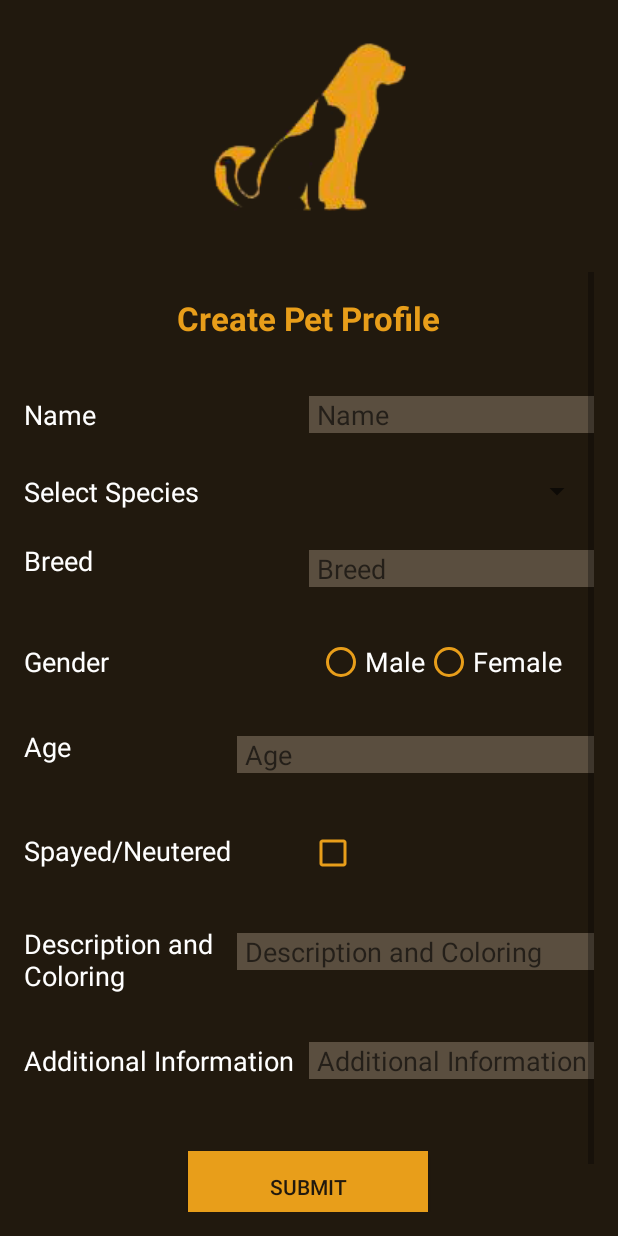
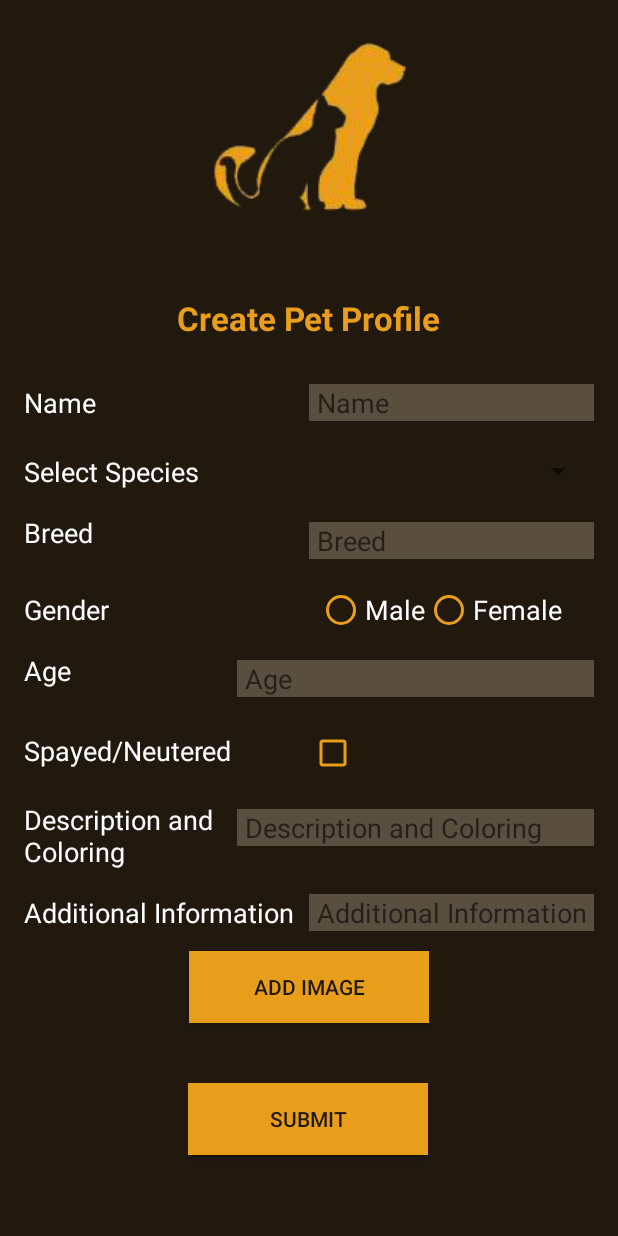
Before and after one commit to pbrooker/PetShout, an Android app: the layout fragment_create_pet_profile.xml on its own in the app's theme, with its tools: preview values and no code run, on a phone screen of 412 x 824 dp. Run offline under Robolectric (Android 15) with nearby library versions, the phone set to English and light mode, and no system bars.

Commit message:
added add image buttons

```diff
--- a/app/src/main/res/layout/fragment_create_pet_profile.xml
+++ b/app/src/main/res/layout/fragment_create_pet_profile.xml
@@ -45,8 +45,8 @@
                 android:layout_width="match_parent"
                 android:layout_height="match_parent"
                 android:gravity="center_vertical"
-                android:layout_marginTop="16dp"
-                android:layout_marginBottom="16dp"
+                android:layout_marginTop="8dp"
+                android:layout_marginBottom="8dp"
             >
 
                 <TextView
@@ -71,13 +71,14 @@
                     </TableRow>
 
 
-                    <TableRow android:layout_marginTop="5dp"
-                              android:layout_marginBottom="5dp"
+                    <TableRow android:layout_marginTop="8dp"
+                              android:layout_marginBottom="8dp"
                     >
 
                         <TextView
                             android:layout_width="match_parent"
                             android:layout_height="wrap_content"
+                            android:layout_weight="1"
                             android:textAppearance="?android:attr/textAppearanceMedium"
                             android:text="@string/select_species_title"
                             android:textColor="#ffffff"
@@ -87,6 +88,7 @@
                         <Spinner
                             android:layout_width="0dp"
                             android:layout_height="wrap_content"
+                            android:layout_weight="1"
                             android:id="@+id/species_spinner"
                             android:paddingLeft="5dp"
                         />
@@ -96,8 +98,8 @@
 
             <TableRow
                 android:layout_width="match_parent"
-                android:layout_marginTop="16dp"
-                android:layout_marginBottom="16dp"
+                android:layout_marginTop="8dp"
+                android:layout_marginBottom="8dp"
             >
 
                 <TextView
@@ -122,8 +124,8 @@
 
             <TableRow
                 android:layout_width="match_parent"
-                android:layout_marginTop="16dp"
-                android:layout_marginBottom="16dp"
+                android:layout_marginTop="8dp"
+                android:layout_marginBottom="8dp"
             >
 
                 <TextView
@@ -171,8 +173,8 @@
 
             <TableRow
                 android:layout_width="match_parent"
-                android:layout_marginTop="16dp"
-                android:layout_marginBottom="16dp"
+                android:layout_marginTop="8dp"
+                android:layout_marginBottom="8dp"
             >
 
                 <TextView
@@ -192,8 +194,8 @@
 
             </TableRow>
 
-            <TableRow android:layout_marginTop="16dp"
-                      android:layout_marginBottom="16dp"
+            <TableRow android:layout_marginTop="8dp"
+                      android:layout_marginBottom="8dp"
             >
 
                 <TextView
@@ -218,8 +220,8 @@
 
             <TableRow
                 android:layout_width="match_parent"
-                android:layout_marginTop="16dp"
-                android:layout_marginBottom="16dp"
+                android:layout_marginTop="8dp"
+                android:layout_marginBottom="8dp"
             >
 
                 <TextView
@@ -243,8 +245,8 @@
 
             <TableRow
                 android:layout_width="match_parent"
-                android:layout_marginTop="16dp"
-                android:layout_marginBottom="16dp"
+                android:layout_marginTop="8dp"
+                android:layout_marginBottom="8dp"
             >
 
                 <TextView
@@ -271,9 +273,24 @@
 
             </TableRow>
 
+            <TableRow android:gravity="center"
+                      android:layout_marginTop="5dp"
+                      android:layout_marginBottom="5dp"
+                >
+
+                <Button
+                    style="@style/ActionButton"
+                    android:text="@string/image_button_text"
+                    android:id="@+id/image_button"
+                    android:layout_gravity="center_horizontal"
+                    android:layout_span="2"
+                    />
+
+            </TableRow>
+
             <TableRow android:gravity="center_horizontal"
-                      android:layout_marginTop="16dp"
-                      android:layout_marginBottom="16dp"
+                      android:layout_marginTop="8dp"
+                      android:layout_marginBottom="8dp"
             >
 
                 <LinearLayout
```
Also changed, not shown: app/src/main/res/layout/fragment_claim_lost_pet.xml (+12 -11 lines), app/src/main/res/layout/fragment_create_lost_pet_post.xml (+6 -6 lines), app/src/main/res/layout/fragment_edit_account.xml (+18 -9 lines).
